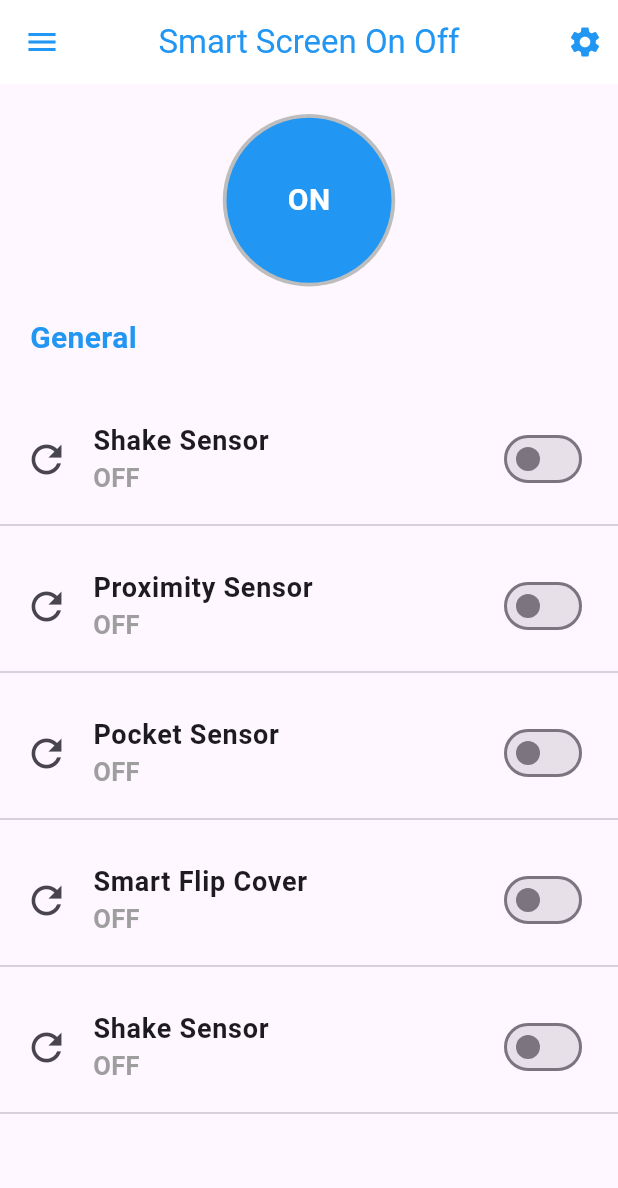
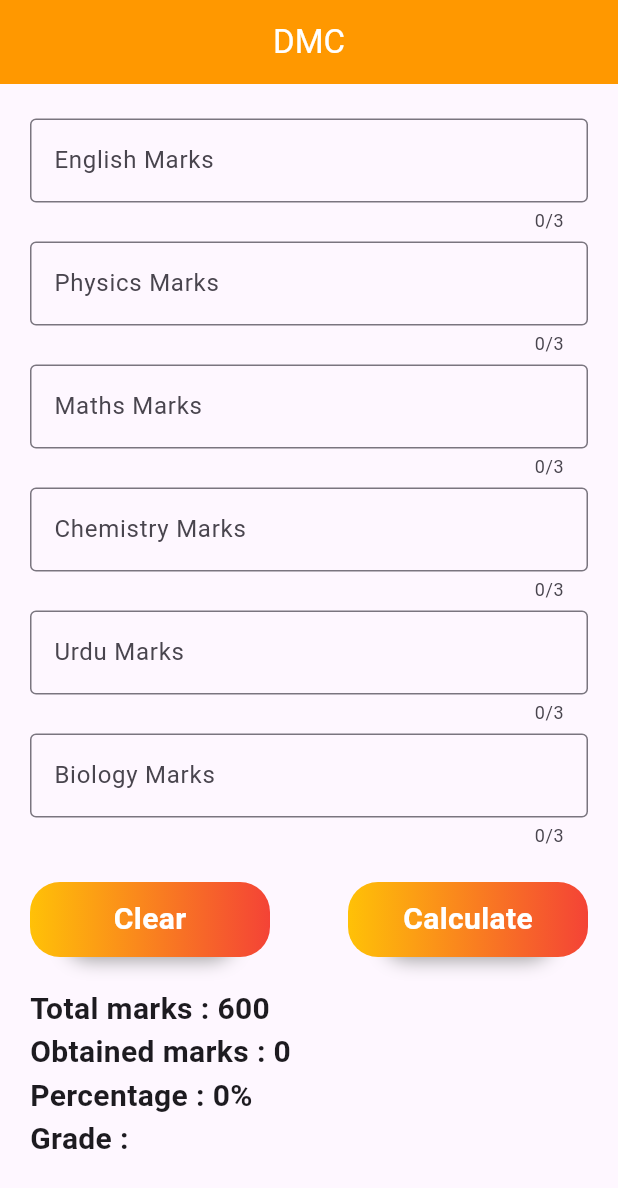
Before and after one commit to hasan-wahab/flutter_assignment, a Flutter app: the screen it shows after launch, on a phone screen of 412 x 824 dp. Shown: the top 1188 px of the screen. Run offline on Flutter 3.47's test engine with Material 3 defaults, Android fonts, the light colour scheme and no system bars; our stand-ins replace confetti, flutter_spinkit.

Commit message:
student dmc

```diff
--- /dev/null
+++ b/lib/dmc_assignment.dart
@@ -0,0 +1,146 @@
+import 'package:flutter/material.dart';
+import 'package:flutter_assignment_project/widgets/custom_button.dart';
+import 'package:flutter_assignment_project/widgets/custom_textfield.dart';
+
+class DmcAssignment extends StatefulWidget {
+  const DmcAssignment({super.key});
+
+  @override
+  State<DmcAssignment> createState() => _DmcAssignmentState();
+}
+
+class _DmcAssignmentState extends State<DmcAssignment> {
+  TextEditingController engController = TextEditingController();
+  TextEditingController phyController = TextEditingController();
+  TextEditingController mathController = TextEditingController();
+  TextEditingController chemController = TextEditingController();
+  TextEditingController bioController = TextEditingController();
+  TextEditingController urduController = TextEditingController();
+  int tMarks = 600;
+  int obtMarks = 0;
+  int per = 0;
+  String grade = '';
+
+  @override
+  Widget build(BuildContext context) {
+    return Scaffold(
+      appBar: AppBar(
+        title: const Text('DMC'),
+        centerTitle: true,
+        backgroundColor: Colors.orange,
+        foregroundColor: Colors.white,
+      ),
+      body: Padding(
+        padding: const EdgeInsets.all(20.0),
+        child: ListView(
+          children: [
+            CustomTextfield(
+              lableText: 'English Marks',
+              controller: engController,
+            ),
+            CustomTextfield(
+              lableText: 'Physics Marks',
+              controller: phyController,
+            ),
+            CustomTextfield(
+              lableText: 'Maths Marks',
+              controller: mathController,
+            ),
+            CustomTextfield(
+              lableText: 'Chemistry Marks',
+              controller: chemController,
+            ),
+            CustomTextfield(
+              lableText: 'Urdu Marks',
+              controller: urduController,
+            ),
+            CustomTextfield(
+              lableText: 'Biology Marks',
+              controller: bioController,
+            ),
+            const SizedBox(
+              height: 20,
+            ),
+            Row(
+              children: [
+                CustomButton(
+                  width: 160,
+                  title: 'Clear',
+                  onTap: () {
+                    engController.clear();
+                    mathController.clear();
+                    urduController.clear();
+                    bioController.clear();
+                    phyController.clear();
+                    chemController.clear();
+                  },
+                ),
+                const Spacer(),
+                CustomButton(
+                  width: 160,
+                  title: 'Calculate',
+                  onTap: () {
+                    int eng = int.parse(engController.text);
+                    int phy = int.parse(phyController.text);
+                    int maths = int.parse(mathController.text);
+                    int che = int.parse(chemController.text);
+                    int urdu = int.parse(urduController.text);
+                    int bio = int.parse(bioController.text);
+
+                    obtMarks = eng + phy + maths + che + urdu + bio;
+
+                    setState(() {
+                      double persentage = obtMarks / tMarks * 100;
+                      per = persentage.toInt();
+
+                      if (per >= 90) {
+                        grade = 'A';
+                      } else if (per >= 70) {
+                        grade = 'B';
+                      } else if (per >= 40) {
+                        grade = 'C';
+                      } else {
+                        grade = 'Fail';
+                      }
+                    });
+                  },
+                ),
+              ],
+            ),
+            const SizedBox(
+              height: 20,
+            ),
+            Text(
+              'Total marks : $tMarks',
+              style: const TextStyle(
+                fontSize: 20,
+                fontWeight: FontWeight.bold,
+              ),
+            ),
+            Text(
+              'Obtained marks : $obtMarks',
+              style: const TextStyle(
+                fontSize: 20,
+                fontWeight: FontWeight.bold,
+              ),
+            ),
+            Text(
+              'Percentage : $per%',
+              style: const TextStyle(
+                fontSize: 20,
+                fontWeight: FontWeight.bold,
+              ),
+            ),
+            Text(
+              'Grade : $grade',
+              style: const TextStyle(
+                fontSize: 20,
+                fontWeight: FontWeight.bold,
+              ),
+            ),
+          ],
+        ),
+      ),
+    );
+  }
+}
--- a/lib/main.dart
+++ b/lib/main.dart
@@ -1,15 +1,5 @@
 import 'package:flutter/material.dart';
-import 'package:flutter_assignment_project/grid_view_builder.dart';
-import 'package:flutter_assignment_project/gridview_builder_assignment.dart';
-import 'package:flutter_assignment_project/ludo_game_assignment.dart';
-import 'package:flutter_assignment_project/shadow_to_image.dart';
-
-import 'listview.dart';
-import 'listview_builder.dart';
-import 'listview_builder_assignment.dart';
-import 'profile_screen.dart';
-import 'switch_assignment.dart';
-import 'utility_bill_card.dart';
+import 'package:flutter_assignment_project/dmc_assignment.dart';
 
 void main() {
   runApp(const MyApp());
@@ -26,12 +16,11 @@ class MyApp extends StatelessWidget {
       debugShowCheckedModeBanner: false,
       theme: ThemeData(
         colorScheme: ColorScheme.fromSeed(
-            seedColor: Colors.deepPurple,
+          seedColor: Colors.deepPurple,
         ),
         useMaterial3: true,
       ),
-
-      home:  SwitchAssignment(),
+      home: const DmcAssignment(),
     );
   }
 }
--- a/lib/switch_assignment.dart
+++ b/lib/switch_assignment.dart
@@ -94,19 +94,18 @@ List <String> sensor=[
                   physics: const NeverScrollableScrollPhysics(),
                     shrinkWrap: true,
                     itemBuilder: (context,index){
-
                     return  Padding(
                       padding: const EdgeInsets.only(top: 10),
                       child: Column(
                         children: [
                           ListTile(
-                            leading: Icon(
+                            leading: const Icon(
                               Icons.refresh,
                               size: 30,
                             ),
                             title: Text(
                                sensor[index],
-                              style: TextStyle(
+                              style: const TextStyle(
                                   fontWeight: FontWeight.bold, fontSize: 18),
                             ),
                             subtitle: Text(
@@ -123,7 +122,6 @@ List <String> sensor=[
                                 setState(() {
                                   isChecked[index]=value;
                                 });
-
                               },
                             ),
 
--- a/lib/widgets/custom_button.dart
+++ b/lib/widgets/custom_button.dart
@@ -1,9 +1,18 @@
 import 'package:flutter/material.dart';
 
 class CustomButton extends StatelessWidget {
-  final VoidCallback ? onTap;
+  final VoidCallback? onTap;
   late String? title;
-    CustomButton({super.key,required this.onTap,this.title});
+  late int? value;
+
+  late double width;
+  CustomButton({
+    super.key,
+    required this.onTap,
+    this.title = 'Button',
+    this.value = 2,
+    this.width = 350,
+  });
 
   @override
   Widget build(BuildContext context) {
@@ -14,7 +23,7 @@ class CustomButton extends StatelessWidget {
         children: [
           Container(
             height: 40 - 10,
-            width: MediaQuery.sizeOf(context).width - 50,
+            width: width - 50,
             decoration: BoxDecoration(
               color: Colors.purple,
               boxShadow: const [
@@ -29,21 +38,23 @@ class CustomButton extends StatelessWidget {
           ),
           Container(
             height: 50,
-            width: MediaQuery.sizeOf(context).width,
+            width: width,
             decoration: BoxDecoration(
               borderRadius: BorderRadius.circular(20),
-              gradient: const LinearGradient(
-                  colors: [
-                Colors.blueAccent,
-                Colors.blue,
+              gradient: LinearGradient(colors: [
+                value!.isEven ? Colors.amber : Colors.blue,
+                value!.isOdd ? Colors.amber : Colors.red,
               ]),
             ),
-            child:  Center(
-                child: Text(title!,style: TextStyle(
-                  color: Colors.white,
-                  fontSize: 20,
-                  fontWeight: FontWeight.bold,
-                ),)),
+            child: Center(
+                child: Text(
+              title!,
+              style: TextStyle(
+                color: Colors.white,
+                fontSize: 20,
+                fontWeight: FontWeight.bold,
+              ),
+            )),
           ),
         ],
       ),
--- /dev/null
+++ b/lib/widgets/custom_textfield.dart
@@ -0,0 +1,39 @@
+import 'package:flutter/material.dart';
+
+class CustomTextfield extends StatelessWidget {
+  late String hintText;
+  late String lableText;
+
+  TextEditingController controller = TextEditingController();
+
+  CustomTextfield({
+    super.key,
+    this.hintText = 'Enter your marks',
+    required this.lableText,
+    required this.controller,
+  });
+
+  @override
+  Widget build(BuildContext context) {
+    return Padding(
+      padding: const EdgeInsets.symmetric(vertical: 3),
+      child: TextField(
+        onChanged: (value) {
+          var value2 = int.parse(value);
+          if (value2 > 100) {
+            ScaffoldMessenger.of(context).showSnackBar(const SnackBar(
+                content: Text('Please enter a number less than 100.')));
+          }
+        },
+        keyboardType: TextInputType.number,
+        maxLength: 3,
+        controller: controller,
+        decoration: InputDecoration(
+          label: Text(lableText),
+          hintText: hintText,
+          border: const OutlineInputBorder(),
+        ),
+      ),
+    );
+  }
+}
--- a/pubspec.yaml
+++ b/pubspec.yaml
@@ -35,6 +35,8 @@ dependencies:
   # The following adds the Cupertino Icons font to your application.
   # Use with the CupertinoIcons class for iOS style icons.
   cupertino_icons: ^1.0.8
+  confetti: ^0.8.0
+  flutter_spinkit: ^5.2.1
 
 dev_dependencies:
   flutter_test:
```
Also changed, not shown: lib/confeti_package.dart (added, +51 -0 lines), lib/ludo_game_assignment.dart (+72 -16 lines), lib/spinkit.dart (added, +112 -0 lines), pubspec.lock.
